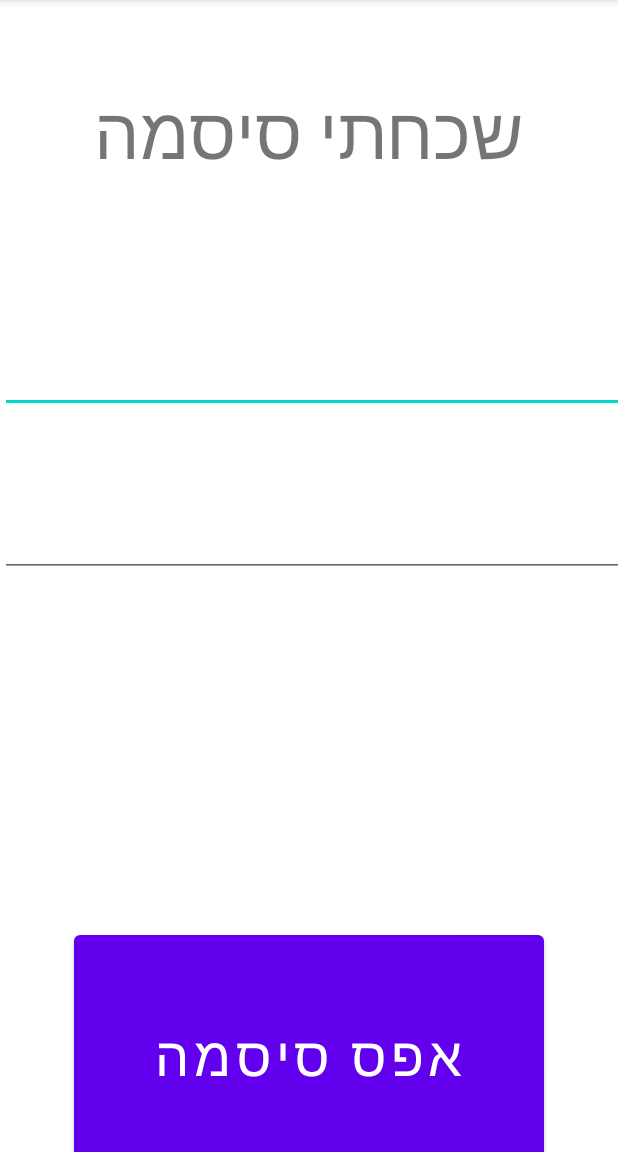
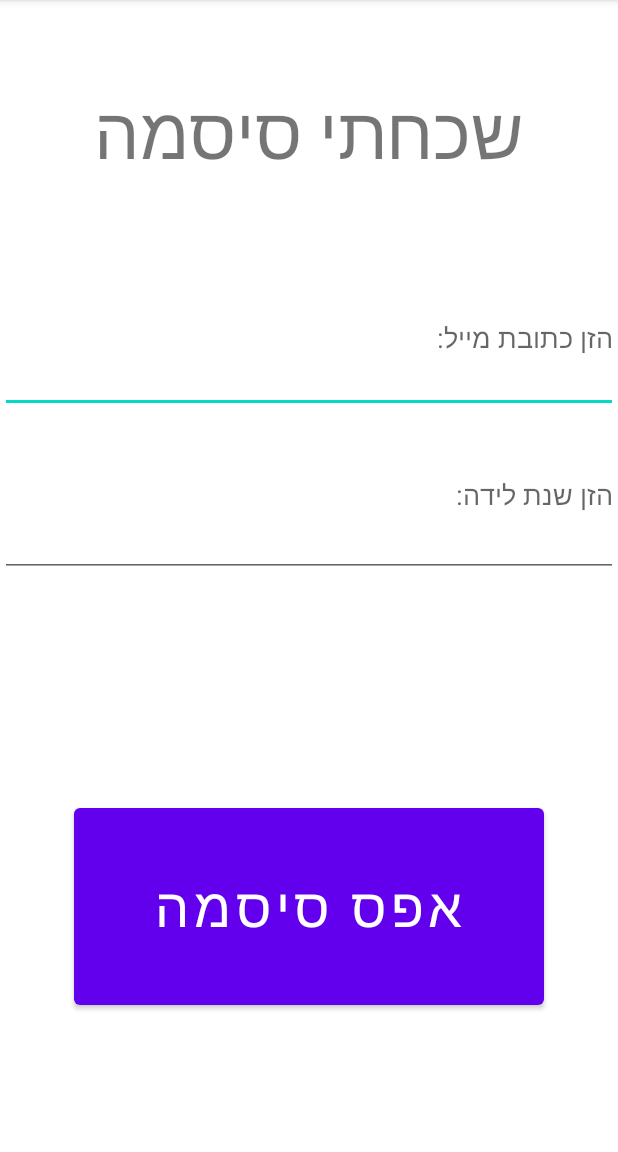
Before and after one commit to Zohar-Azulay/CovidProject, an Android app: the fragment ForgotPassword shown on its own in the app's theme, on a phone screen of 412 x 824 dp, the part 84-1236 px from its top. Run offline under Robolectric (Android 15) with nearby library versions, the phone set to English and light mode, and no system bars.

Commit message:
connected all of my fragments to each other

```diff
--- a/MyApplication/app/src/main/java/com/example/myapplication/ui/FirstPage.java
+++ b/MyApplication/app/src/main/java/com/example/myapplication/ui/FirstPage.java
@@ -27,6 +27,7 @@ public class FirstPage extends Fragment {
         btnFragment.setOnClickListener(new View.OnClickListener(){
             @Override
             public void onClick(View V){
+                assert getFragmentManager() != null;
                 FragmentTransaction fr=getFragmentManager().beginTransaction();
                 fr.replace(R.id.fragment_container,new LoginFragment());
                 fr.commit();
--- a/MyApplication/app/src/main/java/com/example/myapplication/ui/ForgotPassword.java
+++ b/MyApplication/app/src/main/java/com/example/myapplication/ui/ForgotPassword.java
@@ -3,64 +3,34 @@ package com.example.myapplication.ui;
 import android.os.Bundle;
 
 import androidx.fragment.app.Fragment;
+import androidx.fragment.app.FragmentTransaction;
 
 import android.view.LayoutInflater;
 import android.view.View;
 import android.view.ViewGroup;
+import android.widget.Button;
 
 import com.example.myapplication.R;
+import com.example.myapplication.ui.ui.login.LoginFragment;
 
-/**
- * A simple {@link Fragment} subclass.
- * Use the {@link ForgotPassword#newInstance} factory method to
- * create an instance of this fragment.
- */
 public class ForgotPassword extends Fragment {
-
-    // TODO: Rename parameter arguments, choose names that match
-    // the fragment initialization parameters, e.g. ARG_ITEM_NUMBER
-    private static final String ARG_PARAM1 = "param1";
-    private static final String ARG_PARAM2 = "param2";
-
-    // TODO: Rename and change types of parameters
-    private String mParam1;
-    private String mParam2;
-
-    public ForgotPassword() {
-        // Required empty public constructor
-    }
-
-    /**
-     * Use this factory method to create a new instance of
-     * this fragment using the provided parameters.
-     *
-     * @param param1 Parameter 1.
-     * @param param2 Parameter 2.
-     * @return A new instance of fragment ForgotPassword.
-     */
-    // TODO: Rename and change types and number of parameters
-    public static ForgotPassword newInstance(String param1, String param2) {
-        ForgotPassword fragment = new ForgotPassword();
-        Bundle args = new Bundle();
-        args.putString(ARG_PARAM1, param1);
-        args.putString(ARG_PARAM2, param2);
-        fragment.setArguments(args);
-        return fragment;
-    }
-
-    @Override
-    public void onCreate(Bundle savedInstanceState) {
-        super.onCreate(savedInstanceState);
-        if (getArguments() != null) {
-            mParam1 = getArguments().getString(ARG_PARAM1);
-            mParam2 = getArguments().getString(ARG_PARAM2);
-        }
-    }
 
     @Override
     public View onCreateView(LayoutInflater inflater, ViewGroup container,
                              Bundle savedInstanceState) {
-        // Inflate the layout for this fragment
-        return inflater.inflate(R.layout.fragment_forgot_password, container, false);
+        View view;
+        view = inflater.inflate(R.layout.fragment_forgot_password,container,false);
+        Button btnFragment=(Button)view.findViewById(R.id.button);
+
+        btnFragment.setOnClickListener(new View.OnClickListener(){
+            @Override
+            public void onClick(View V){
+                assert getFragmentManager() != null;
+                FragmentTransaction fr=getFragmentManager().beginTransaction();
+                fr.replace(R.id.fragment_container,new PasswordReset());
+                fr.commit();
+            }
+        });
+        return view;
     }
 }
--- a/MyApplication/app/src/main/res/layout/fragment_forgot_password.xml
+++ b/MyApplication/app/src/main/res/layout/fragment_forgot_password.xml
@@ -23,54 +23,40 @@
 
         <EditText
             android:id="@+id/editTextTextEmailAddress2"
-            android:layout_width="427dp"
+            android:layout_width="match_parent"
             android:layout_height="match_parent"
             android:ems="10"
+            android:hint="הזן כתובת מייל:"
             android:inputType="textEmailAddress"
-            tools:ignore="Autofill,LabelFor" />
-
-        <TextView
-            android:id="@+id/textView3"
-            android:layout_width="match_parent"
-            android:layout_height="74dp"
-            android:text="הזן כתובת מייל:"
-            android:textSize="36sp"
-            tools:ignore="HardcodedText" />
+            tools:ignore="Autofill,HardcodedText,LabelFor" />
 
     </LinearLayout>
 
     <LinearLayout
         android:layout_width="match_parent"
-        android:layout_height="142dp"
+        android:layout_height="107dp"
         android:layout_weight="0"
         android:orientation="horizontal">
 
         <EditText
             android:id="@+id/editTextTextPersonName"
-            android:layout_width="440dp"
+            android:layout_width="match_parent"
             android:layout_height="109dp"
             android:layout_weight="0"
             android:ems="10"
+            android:hint="הזן שנת לידה:"
+            android:importantForAutofill="no"
             android:inputType="textPersonName"
-            tools:ignore="LabelFor,NestedWeights"
-            android:importantForAutofill="no" />
+            tools:ignore="HardcodedText,InefficientWeight,LabelFor,NestedWeights" />
 
-        <TextView
-            android:id="@+id/textView4"
-            android:layout_width="wrap_content"
-            android:layout_height="89dp"
-            android:layout_weight="1"
-            android:text="הזן שנת לידה:"
-            tools:ignore="HardcodedText"
-            android:textSize="36sp" />
     </LinearLayout>
 
     <Button
         android:id="@+id/button"
         android:layout_width="313dp"
-        android:layout_height="172dp"
+        android:layout_height="143dp"
         android:layout_gravity="center_horizontal"
-        android:layout_marginTop="200dp"
+        android:layout_marginTop="150dp"
         android:layout_weight="0"
         android:text="אפס סיסמה"
         android:textAlignment="center"
```
Also changed, not shown: MyApplication/app/src/main/java/com/example/myapplication/ui/PasswordReset.java (+17 -48 lines), MyApplication/app/src/main/java/com/example/myapplication/ui/ui/login/LoginFragment.java (+15 -1 lines), MyApplication/app/src/main/res/layout/fragment_login.xml (+4 -6 lines).
